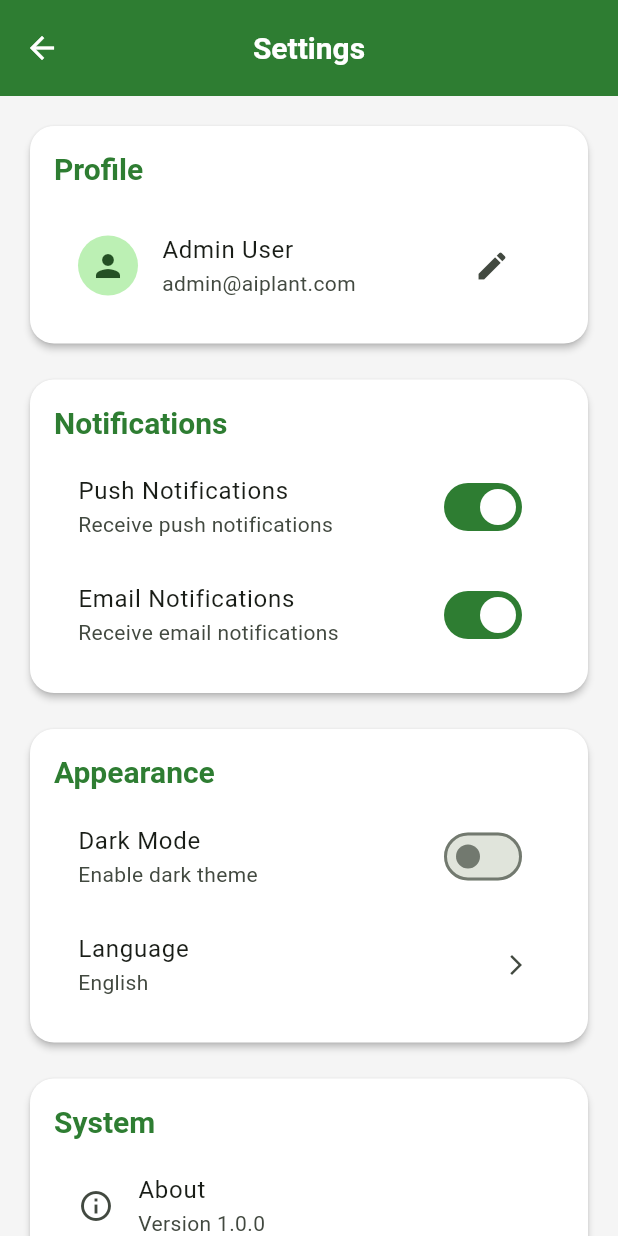
After one commit to Abdullah-1360/FYP_Admin, a Flutter app: the SettingsScreen screen opened by its route, on a phone screen of 412 x 824 dp. The commit adds this screen. Run offline on Flutter 3.47's test engine with Material 3 defaults, Android fonts, the light colour scheme and no system bars; our stand-ins replace cached_network_image, dio, fl_chart, flutter_secure_storage, google_fonts, image_picker and 1 more; accounts and stored records are empty.

Commit message:
Add analytics endpoints, fix settings page, add sales tab functionality

```diff
--- a/lib/Global_variables.dart
+++ b/lib/Global_variables.dart
@@ -1,9 +1,9 @@
 
 class globalvariables {
   // URLs
-  static const String _production = 'https://2451dv8v-5000.asse.devtunnels.ms/api';
+  static const String _production = 'https://bkb088qf-5000.asse.devtunnels.ms/api';
   // Replace with your machine's LAN IP if testing on a real device
-  static const String _local = 'https://2451dv8v-5000.asse.devtunnels.ms/api';
+  static const String _local = 'https://bkb088qf-5000.asse.devtunnels.ms/api';
   // Android emulator sees host machine at 10.0.2.2
   //static const String _androidEmulator = 'http://10.0.2.2:5000/api';
 
--- a/lib/main.dart
+++ b/lib/main.dart
@@ -8,6 +8,7 @@ import 'screens/medicine_management.dart';
 import 'screens/analytics_dashboard.dart';
 import 'screens/admin_management_screen.dart';
 import 'screens/payment_management.dart';
+import 'screens/settings_screen.dart';
 
 void main() {
   WidgetsFlutterBinding.ensureInitialized();
@@ -92,7 +93,7 @@ class AdminPanel extends StatelessWidget {
         ),
 
         // Card Theme
-        cardTheme: CardTheme(
+        cardTheme: CardThemeData(
           elevation: 2,
           shape: RoundedRectangleBorder(
             borderRadius: BorderRadius.circular(16),
@@ -178,9 +179,9 @@ class AdminPanel extends StatelessWidget {
         '/analytics': (context) => const AnalyticsDashboard(),
         '/admin-management': (context) => const AdminManagementScreen(),
         '/payments': (context) => const PaymentManagement(),
+        '/settings': (context) => const SettingsScreen(),
         // Placeholders for future implementation
         '/stats': (context) => const Scaffold(body: Center(child: Text('Statistics'))),
-        '/settings': (context) => const Scaffold(body: Center(child: Text('Settings'))),
       },
     );
   }
--- /dev/null
+++ b/lib/screens/settings_screen.dart
@@ -0,0 +1,300 @@
+import 'package:flutter/material.dart';
+import '../services/auth_service.dart';
+
+class SettingsScreen extends StatefulWidget {
+  const SettingsScreen({super.key});
+
+  @override
+  State<SettingsScreen> createState() => _SettingsScreenState();
+}
+
+class _SettingsScreenState extends State<SettingsScreen> {
+  bool _notificationsEnabled = true;
+  bool _emailNotifications = true;
+  bool _darkMode = false;
+  String _language = 'English';
+
+  @override
+  Widget build(BuildContext context) {
+    return Scaffold(
+      appBar: AppBar(
+        title: const Text('Settings'),
+        backgroundColor: Theme.of(context).primaryColor,
+      ),
+      body: ListView(
+        padding: const EdgeInsets.all(16),
+        children: [
+          // Profile Section
+          Card(
+            child: Padding(
+              padding: const EdgeInsets.all(16),
+              child: Column(
+                crossAxisAlignment: CrossAxisAlignment.start,
+                children: [
+                  Text(
+                    'Profile',
+                    style: Theme.of(context).textTheme.titleLarge?.copyWith(
+                      fontWeight: FontWeight.bold,
+                    ),
+                  ),
+                  const SizedBox(height: 16),
+                  ListTile(
+                    leading: const CircleAvatar(
+                      child: Icon(Icons.person),
+                    ),
+                    title: const Text('Admin User'),
+                    subtitle: const Text('admin@aiplant.com'),
+                    trailing: IconButton(
+                      icon: const Icon(Icons.edit),
+                      onPressed: () {
+                        // TODO: Implement profile edit
+                        ScaffoldMessenger.of(context).showSnackBar(
+                          const SnackBar(content: Text('Profile edit coming soon')),
+                        );
+                      },
+                    ),
+                  ),
+                ],
+              ),
+            ),
+          ),
+          const SizedBox(height: 16),
+
+          // Notifications Section
+          Card(
+            child: Padding(
+              padding: const EdgeInsets.all(16),
+              child: Column(
+                crossAxisAlignment: CrossAxisAlignment.start,
+                children: [
+                  Text(
+                    'Notifications',
+                    style: Theme.of(context).textTheme.titleLarge?.copyWith(
+                      fontWeight: FontWeight.bold,
+                    ),
+                  ),
+                  const SizedBox(height: 8),
+                  SwitchListTile(
+                    title: const Text('Push Notifications'),
+                    subtitle: const Text('Receive push notifications'),
+                    value: _notificationsEnabled,
+                    onChanged: (value) {
+                      setState(() {
+                        _notificationsEnabled = value;
+                      });
+                    },
+                  ),
+                  SwitchListTile(
+                    title: const Text('Email Notifications'),
+                    subtitle: const Text('Receive email notifications'),
+                    value: _emailNotifications,
+                    onChanged: (value) {
+                      setState(() {
+                        _emailNotifications = value;
+                      });
+                    },
+                  ),
+                ],
+              ),
+            ),
+          ),
+          const SizedBox(height: 16),
+
+          // Appearance Section
+          Card(
+            child: Padding(
+              padding: const EdgeInsets.all(16),
+              child: Column(
+                crossAxisAlignment: CrossAxisAlignment.start,
+                children: [
+                  Text(
+                    'Appearance',
+                    style: Theme.of(context).textTheme.titleLarge?.copyWith(
+                      fontWeight: FontWeight.bold,
+                    ),
+                  ),
+                  const SizedBox(height: 8),
+                  SwitchListTile(
+                    title: const Text('Dark Mode'),
+                    subtitle: const Text('Enable dark theme'),
+                    value: _darkMode,
+                    onChanged: (value) {
+                      setState(() {
+                        _darkMode = value;
+                      });
+                      ScaffoldMessenger.of(context).showSnackBar(
+                        const SnackBar(content: Text('Dark mode coming soon')),
+                      );
+                    },
+                  ),
+                  ListTile(
+                    title: const Text('Language'),
+                    subtitle: Text(_language),
+                    trailing: const Icon(Icons.arrow_forward_ios, size: 16),
+                    onTap: () {
+                      _showLanguageDialog();
+                    },
+                  ),
+                ],
+              ),
+            ),
+          ),
+          const SizedBox(height: 16),
+
+          // System Section
+          Card(
+            child: Padding(
+              padding: const EdgeInsets.all(16),
+              child: Column(
+                crossAxisAlignment: CrossAxisAlignment.start,
+                children: [
+                  Text(
+                    'System',
+                    style: Theme.of(context).textTheme.titleLarge?.copyWith(
+                      fontWeight: FontWeight.bold,
+                    ),
+                  ),
+                  const SizedBox(height: 8),
+                  ListTile(
+                    leading: const Icon(Icons.info_outline),
+                    title: const Text('About'),
+                    subtitle: const Text('Version 1.0.0'),
+                    onTap: () {
+                      showAboutDialog(
+                        context: context,
+                        applicationName: 'AI Plant Admin',
+                        applicationVersion: '1.0.0',
+                        applicationIcon: const Icon(Icons.local_hospital),
+                        children: [
+                          const Text('Admin panel for AI Plant healthcare platform'),
+                        ],
+                      );
+                    },
+                  ),
+                  ListTile(
+                    leading: const Icon(Icons.privacy_tip_outlined),
+                    title: const Text('Privacy Policy'),
+                    onTap: () {
+                      ScaffoldMessenger.of(context).showSnackBar(
+                        const SnackBar(content: Text('Privacy policy coming soon')),
+                      );
+                    },
+                  ),
+                  ListTile(
+                    leading: const Icon(Icons.description_outlined),
+                    title: const Text('Terms of Service'),
+                    onTap: () {
+                      ScaffoldMessenger.of(context).showSnackBar(
+                        const SnackBar(content: Text('Terms of service coming soon')),
+                      );
+                    },
+                  ),
+                ],
+              ),
+            ),
+          ),
+          const SizedBox(height: 16),
+
+          // Logout Button
+          Card(
+            color: Colors.red[50],
+            child: ListTile(
+              leading: const Icon(Icons.logout, color: Colors.red),
+              title: const Text(
+                'Logout',
+                style: TextStyle(
+                  color: Colors.red,
+                  fontWeight: FontWeight.bold,
+                ),
+              ),
+              onTap: () async {
+                final confirm = await showDialog<bool>(
+                  context: context,
+                  builder: (context) => AlertDialog(
+                    title: const Text('Logout'),
+                    content: const Text('Are you sure you want to logout?'),
+                    actions: [
+                      TextButton(
+                        onPressed: () => Navigator.pop(context, false),
+                        child: const Text('Cancel'),
+                      ),
+                      TextButton(
+                        onPressed: () => Navigator.pop(context, true),
+                        style: TextButton.styleFrom(foregroundColor: Colors.red),
+                        child: const Text('Logout'),
+                      ),
+                    ],
+                  ),
+                );
+
+                if (confirm == true && mounted) {
+                  await AuthService.logout();
+                  if (mounted) {
+                    Navigator.pushNamedAndRemoveUntil(
+                      context,
+                      '/login',
+                      (route) => false,
+                    );
+                  }
+                }
+              },
+            ),
+          ),
+        ],
+      ),
+    );
+  }
+
+  void _showLanguageDialog() {
+    showDialog(
+      context: context,
+      builder: (context) => AlertDialog(
+        title: const Text('Select Language'),
+        content: Column(
+          mainAxisSize: MainAxisSize.min,
+          children: [
+            RadioListTile<String>(
+              title: const Text('English'),
+              value: 'English',
+              groupValue: _language,
+              onChanged: (value) {
+                setState(() {
+                  _language = value!;
+                });
+                Navigator.pop(context);
+              },
+            ),
+            RadioListTile<String>(
+              title: const Text('Spanish'),
+              value: 'Spanish',
+              groupValue: _language,
+              onChanged: (value) {
+                setState(() {
+                  _language = value!;
+                });
+                Navigator.pop(context);
+                ScaffoldMessenger.of(context).showSnackBar(
+                  const SnackBar(content: Text('Language support coming soon')),
+                );
+              },
+            ),
+            RadioListTile<String>(
+              title: const Text('French'),
+              value: 'French',
+              groupValue: _language,
+              onChanged: (value) {
+                setState(() {
+                  _language = value!;
+                });
+                Navigator.pop(context);
+                ScaffoldMessenger.of(context).showSnackBar(
+                  const SnackBar(content: Text('Language support coming soon')),
+                );
+              },
+            ),
+          ],
+        ),
+      ),
+    );
+  }
+}
--- a/lib/widgets/sidebarx_widget.dart
+++ b/lib/widgets/sidebarx_widget.dart
@@ -198,9 +198,10 @@ class _SidebarXWidgetState extends State<SidebarXWidget> {
           label: 'Payments',
           onTap: () => _navigateToRoute(context, '/payments'),
         ),
-        const SidebarXItem(
+        SidebarXItem(
           icon: Icons.settings,
           label: 'Settings',
+          onTap: () => _navigateToRoute(context, '/settings'),
         ),
         SidebarXItem(
           icon: Icons.logout,
```
Also changed, not shown: lib/services/analytics_service.dart (+69 -152 lines), lib/widgets/dashboard_stats.dart (+17 -2 lines), 4 other files.
